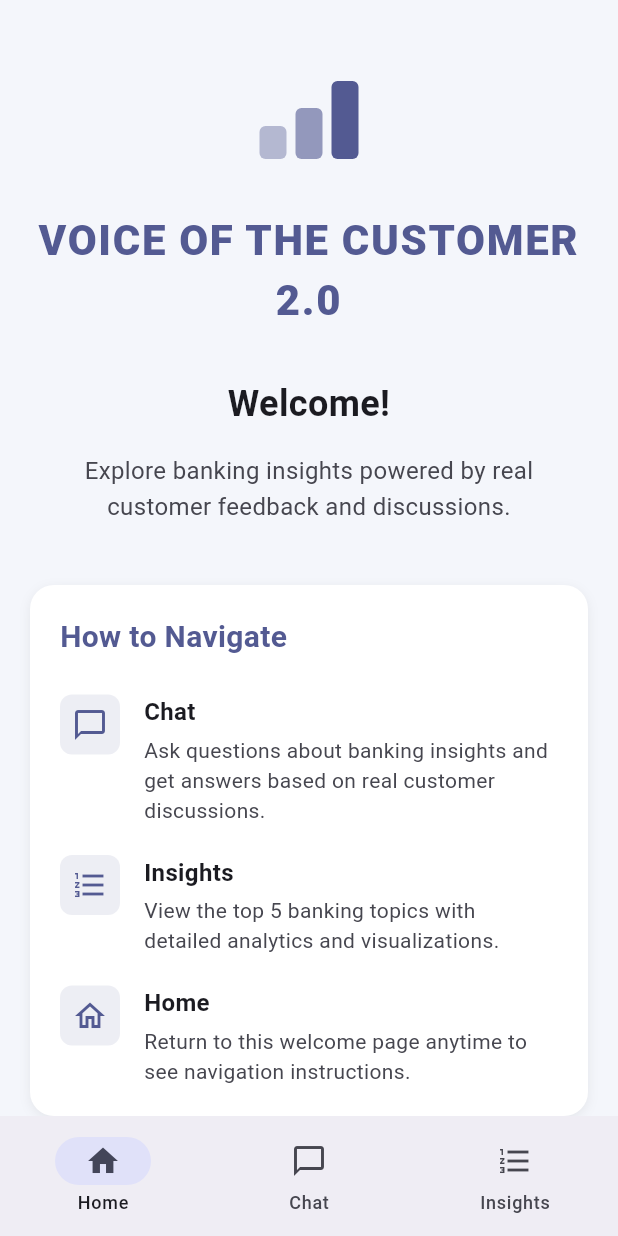
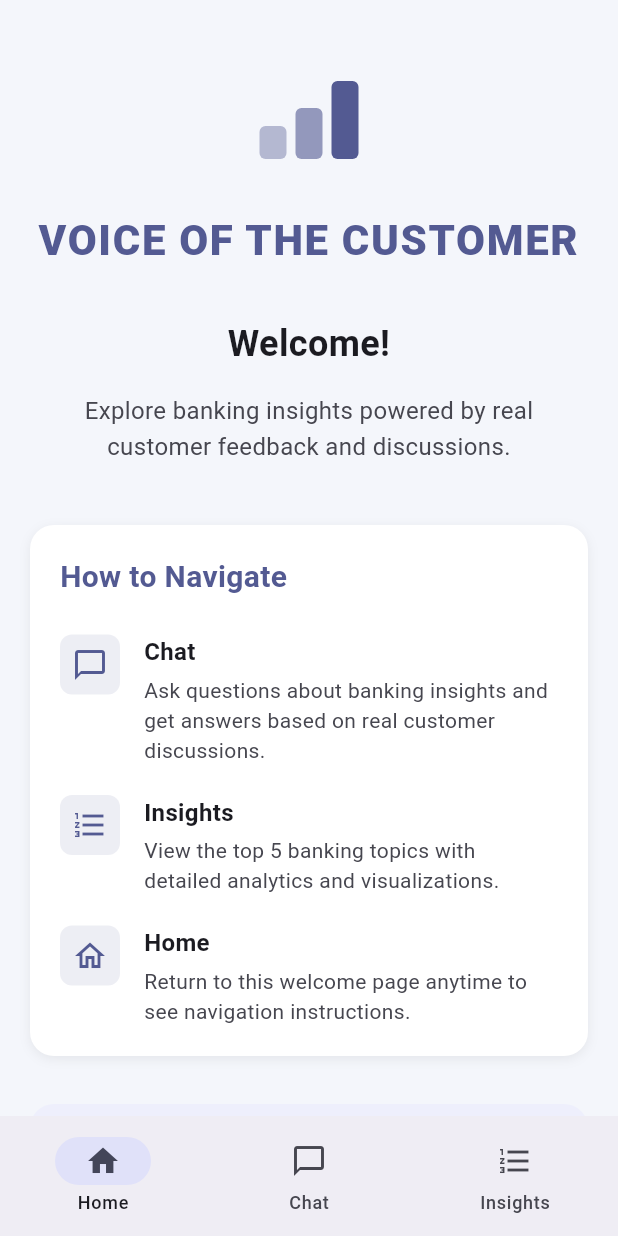
Before and after one commit to yasminkabir/stealthbanking, a Flutter app: the screen it shows after launch, on a phone screen of 412 x 824 dp. Run offline on Flutter 3.47's test engine with Material 3 defaults, Android fonts, the light colour scheme and no system bars.

Commit message:
Remove remaining '2.0' from home page and chat page headers

```diff
--- a/lib/main.dart
+++ b/lib/main.dart
@@ -94,7 +94,7 @@ class HomePage extends StatelessWidget {
           ),
           const SizedBox(height: 28),
           Text(
-            'VOICE OF THE CUSTOMER 2.0',
+            'VOICE OF THE CUSTOMER',
             textAlign: TextAlign.center,
             style: TextStyle(
               color: cs.primary,
@@ -360,7 +360,7 @@ class _ChatPageState extends State<ChatPage> {
             child: Row(
               children: [
                 Expanded(
-                  child: Text('VOICE OF THE CUSTOMER 2.0',
+                  child: Text('VOICE OF THE CUSTOMER',
                       style: TextStyle(
                         fontWeight: FontWeight.w700,
                         fontSize: 18,
```
